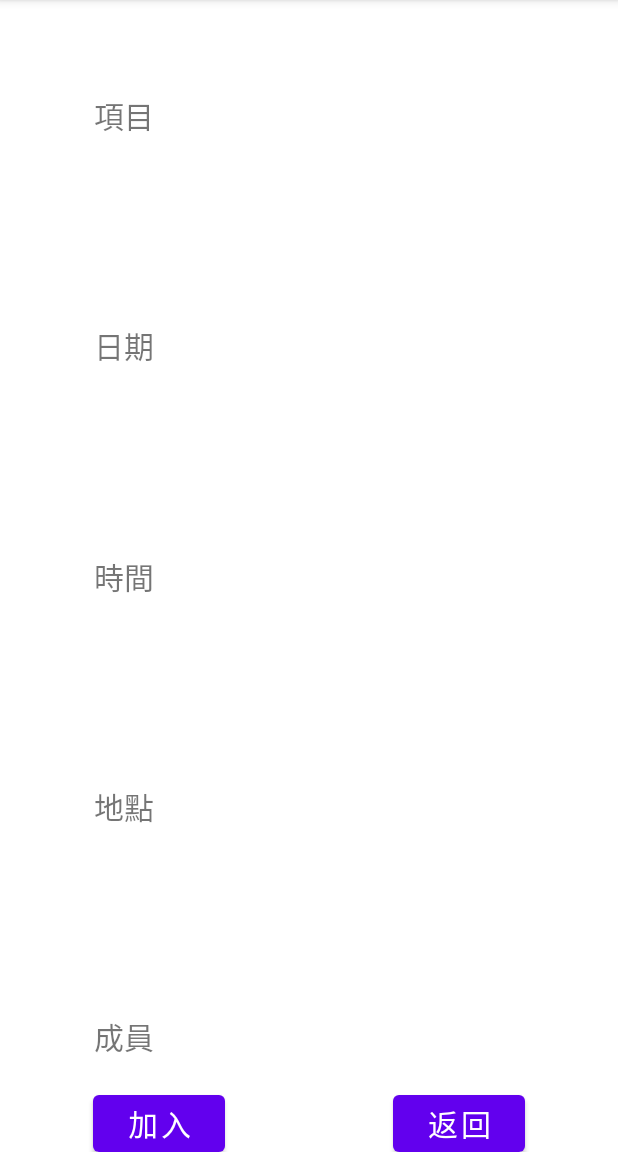
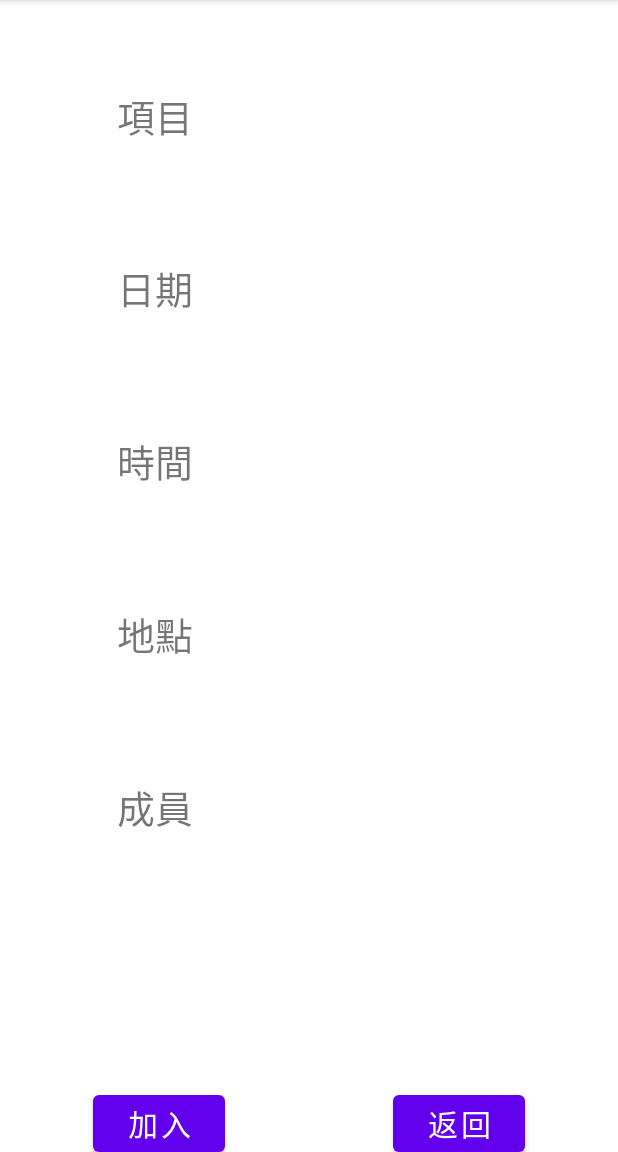
Before and after one commit to OscarShiang/sportlight, an Android app: the EventInfo screen opened directly, with no data from a screen before it, on a phone screen of 412 x 824 dp, the part 84-1236 px from its top. Run offline under Robolectric (Android 15) with nearby library versions, the phone set to English and light mode, and no system bars; 6 statements that could not run were skipped.

Commit message:
Add CGAResult, sports and fix eventInfo layout

```diff
--- a/app/src/main/res/layout/activity_create.xml
+++ b/app/src/main/res/layout/activity_create.xml
@@ -53,6 +53,8 @@
             android:id="@+id/place"
             android:layout_width="match_parent"
             android:layout_height="match_parent"
+            android:inputType="text"
+            android:maxLines="1"
             android:hint="地點"
             android:gravity="center"
             android:layout_margin="20sp"/>
--- a/app/src/main/res/layout/activity_event_info.xml
+++ b/app/src/main/res/layout/activity_event_info.xml
@@ -11,15 +11,16 @@
         android:layout_height="wrap_content"
         app:layout_constraintTop_toTopOf="@id/h05"
         app:layout_constraintBottom_toBottomOf="@id/h15"
-        app:layout_constraintLeft_toLeftOf="@id/v10"
+        app:layout_constraintLeft_toLeftOf="@id/v15"
         app:layout_constraintRight_toRightOf="@id/v30"
         android:text="項目"
-        android:textSize="20sp"/>
+        android:textSize="25sp"/>
 
     <TextView
         android:id="@+id/sportText"
         android:layout_width="wrap_content"
         android:layout_height="wrap_content"
+        android:textSize="20sp"
         app:layout_constraintTop_toTopOf="@id/h05"
         app:layout_constraintBottom_toBottomOf="@id/h15"
         app:layout_constraintLeft_toLeftOf="@id/v30"
@@ -28,38 +29,60 @@
     <TextView
         android:layout_width="wrap_content"
         android:layout_height="wrap_content"
-        app:layout_constraintTop_toTopOf="@id/h25"
-        app:layout_constraintBottom_toBottomOf="@id/h35"
-        app:layout_constraintLeft_toLeftOf="@id/v10"
+        app:layout_constraintTop_toTopOf="@id/h20"
+        app:layout_constraintBottom_toBottomOf="@id/h30"
+        app:layout_constraintLeft_toLeftOf="@id/v15"
         app:layout_constraintRight_toRightOf="@id/v30"
         android:text="日期"
-        android:textSize="20sp"/>
+        android:textSize="25sp"/>
 
     <TextView
         android:id="@+id/dateText"
         android:layout_width="wrap_content"
         android:layout_height="wrap_content"
-        app:layout_constraintTop_toTopOf="@id/h25"
-        app:layout_constraintBottom_toBottomOf="@id/h35"
+        android:textSize="20sp"
+        app:layout_constraintTop_toTopOf="@id/h20"
+        app:layout_constraintBottom_toBottomOf="@id/h30"
         app:layout_constraintLeft_toLeftOf="@id/v30"
         app:layout_constraintRight_toRightOf="@id/v90"/>
 
     <TextView
         android:layout_width="wrap_content"
         android:layout_height="wrap_content"
-        app:layout_constraintTop_toTopOf="@id/h45"
-        app:layout_constraintBottom_toBottomOf="@id/h55"
-        app:layout_constraintLeft_toLeftOf="@id/v10"
+        app:layout_constraintTop_toTopOf="@id/h35"
+        app:layout_constraintBottom_toBottomOf="@id/h45"
+        app:layout_constraintLeft_toLeftOf="@id/v15"
         app:layout_constraintRight_toRightOf="@id/v30"
         android:text="時間"
-        android:textSize="20sp"/>
+        android:textSize="25sp"/>
 
     <TextView
         android:id="@+id/timeText"
         android:layout_width="wrap_content"
         android:layout_height="wrap_content"
-        app:layout_constraintTop_toTopOf="@id/h45"
-        app:layout_constraintBottom_toBottomOf="@id/h55"
+        android:textSize="20sp"
+        app:layout_constraintTop_toTopOf="@id/h35"
+        app:layout_constraintBottom_toBottomOf="@id/h45"
+        app:layout_constraintLeft_toLeftOf="@id/v30"
+        app:layout_constraintRight_toRightOf="@id/v90"/>
+
+    <TextView
+        android:layout_width="wrap_content"
+        android:layout_height="wrap_content"
+        app:layout_constraintTop_toTopOf="@id/h50"
+        app:layout_constraintBottom_toBottomOf="@id/h60"
+        app:layout_constraintLeft_toLeftOf="@id/v15"
+        app:layout_constraintRight_toRightOf="@id/v30"
+        android:text="地點"
+        android:textSize="25sp"/>
+
+    <TextView
+        android:id="@+id/locText"
+        android:layout_width="wrap_content"
+        android:layout_height="wrap_content"
+        android:textSize="20sp"
+        app:layout_constraintTop_toTopOf="@id/h50"
+        app:layout_constraintBottom_toBottomOf="@id/h60"
         app:layout_constraintLeft_toLeftOf="@id/v30"
         app:layout_constraintRight_toRightOf="@id/v90"/>
 
@@ -68,36 +91,18 @@
         android:layout_height="wrap_content"
         app:layout_constraintTop_toTopOf="@id/h65"
         app:layout_constraintBottom_toBottomOf="@id/h75"
-        app:layout_constraintLeft_toLeftOf="@id/v10"
-        app:layout_constraintRight_toRightOf="@id/v30"
-        android:text="地點"
-        android:textSize="20sp"/>
-
-    <TextView
-        android:id="@+id/locText"
-        android:layout_width="wrap_content"
-        android:layout_height="wrap_content"
-        app:layout_constraintTop_toTopOf="@id/h65"
-        app:layout_constraintBottom_toBottomOf="@id/h75"
-        app:layout_constraintLeft_toLeftOf="@id/v30"
-        app:layout_constraintRight_toRightOf="@id/v90"/>
-
-    <TextView
-        android:layout_width="wrap_content"
-        android:layout_height="wrap_content"
-        app:layout_constraintTop_toTopOf="@id/h85"
-        app:layout_constraintBottom_toBottomOf="@id/h95"
-        app:layout_constraintLeft_toLeftOf="@id/v10"
+        app:layout_constraintLeft_toLeftOf="@id/v15"
         app:layout_constraintRight_toRightOf="@id/v30"
         android:text="成員"
-        android:textSize="20sp"/>
+        android:textSize="25sp"/>
 
     <TextView
         android:id="@+id/partiText"
         android:layout_width="wrap_content"
         android:layout_height="wrap_content"
-        app:layout_constraintTop_toTopOf="@id/h85"
-        app:layout_constraintBottom_toBottomOf="@id/h95"
+        android:textSize="20sp"
+        app:layout_constraintTop_toTopOf="@id/h65"
+        app:layout_constraintBottom_toBottomOf="@id/h75"
         app:layout_constraintLeft_toLeftOf="@id/v30"
         app:layout_constraintRight_toRightOf="@id/v90"/>
 
@@ -134,11 +139,17 @@
         android:orientation="horizontal"
         app:layout_constraintGuide_percent="0.15"/>
     <androidx.constraintlayout.widget.Guideline
-        android:id="@+id/h25"
+        android:id="@+id/h20"
         android:layout_width="wrap_content"
         android:layout_height="wrap_content"
         android:orientation="horizontal"
-        app:layout_constraintGuide_percent="0.25"/>
+        app:layout_constraintGuide_percent="0.20"/>
+    <androidx.constraintlayout.widget.Guideline
+        android:id="@+id/h30"
+        android:layout_width="wrap_content"
+        android:layout_height="wrap_content"
+        android:orientation="horizontal"
+        app:layout_constraintGuide_percent="0.30"/>
     <androidx.constraintlayout.widget.Guideline
         android:id="@+id/h35"
         android:layout_width="wrap_content"
@@ -152,11 +163,17 @@
         android:orientation="horizontal"
         app:layout_constraintGuide_percent="0.45"/>
     <androidx.constraintlayout.widget.Guideline
-        android:id="@+id/h55"
+        android:id="@+id/h50"
         android:layout_width="wrap_content"
         android:layout_height="wrap_content"
         android:orientation="horizontal"
-        app:layout_constraintGuide_percent="0.55"/>
+        app:layout_constraintGuide_percent="0.50"/>
+    <androidx.constraintlayout.widget.Guideline
+        android:id="@+id/h60"
+        android:layout_width="wrap_content"
+        android:layout_height="wrap_content"
+        android:orientation="horizontal"
+        app:layout_constraintGuide_percent="0.60"/>
     <androidx.constraintlayout.widget.Guideline
         android:id="@+id/h65"
         android:layout_width="wrap_content"
@@ -170,35 +187,23 @@
         android:orientation="horizontal"
         app:layout_constraintGuide_percent="0.75"/>
     <androidx.constraintlayout.widget.Guideline
-        android:id="@+id/h85"
-        android:layout_width="wrap_content"
-        android:layout_height="wrap_content"
-        android:orientation="horizontal"
-        app:layout_constraintGuide_percent="0.85"/>
-    <androidx.constraintlayout.widget.Guideline
         android:id="@+id/h95"
         android:layout_width="wrap_content"
         android:layout_height="wrap_content"
         android:orientation="horizontal"
         app:layout_constraintGuide_percent="0.95"/>
     <androidx.constraintlayout.widget.Guideline
-        android:id="@+id/v10"
+        android:id="@+id/v15"
         android:layout_width="wrap_content"
         android:layout_height="wrap_content"
         android:orientation="vertical"
-        app:layout_constraintGuide_percent="0.10"/>
+        app:layout_constraintGuide_percent="0.15"/>
     <androidx.constraintlayout.widget.Guideline
         android:id="@+id/v30"
         android:layout_width="wrap_content"
         android:layout_height="wrap_content"
         android:orientation="vertical"
-        app:layout_constraintGuide_percent="0.30"/>
-    <androidx.constraintlayout.widget.Guideline
-        android:id="@+id/v15"
-        android:layout_width="wrap_content"
-        android:layout_height="wrap_content"
-        android:orientation="vertical"
-        app:layout_constraintGuide_percent="0.15"/>
+        app:layout_constraintGuide_percent="0.35"/>
     <androidx.constraintlayout.widget.Guideline
         android:id="@+id/v85"
         android:layout_width="wrap_content"
```
Also changed, not shown: app/src/main/AndroidManifest.xml (+14 -14 lines), app/src/main/java/com/example/sportlight/ApiEntry.java (+43 -4 lines), app/src/main/java/com/example/sportlight/Create.java (+34 -4 lines), app/src/main/java/com/example/sportlight/Question.java (+38 -14 lines), app/src/main/res/layout/activity_question.xml (+9 -2 lines).
